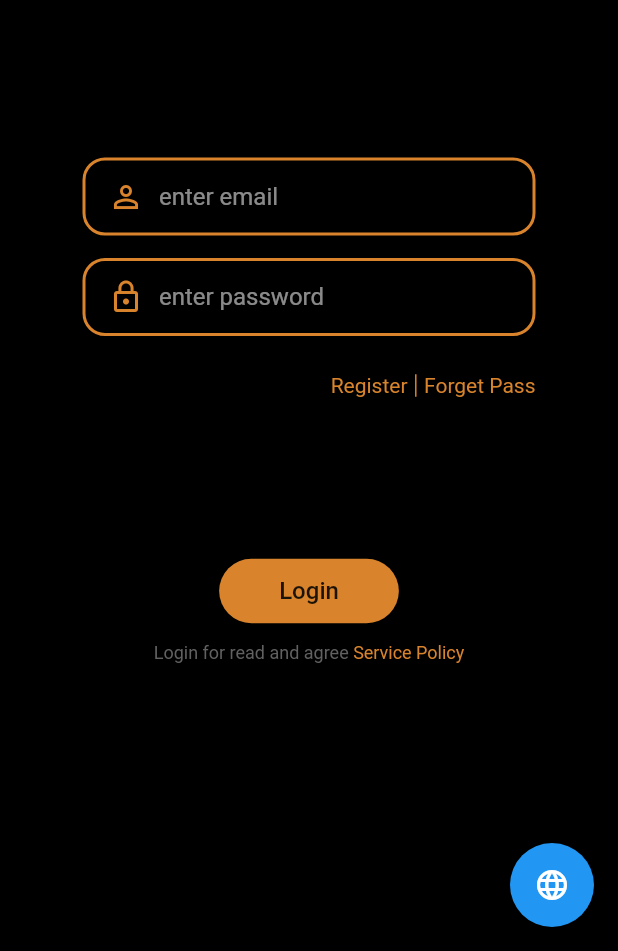
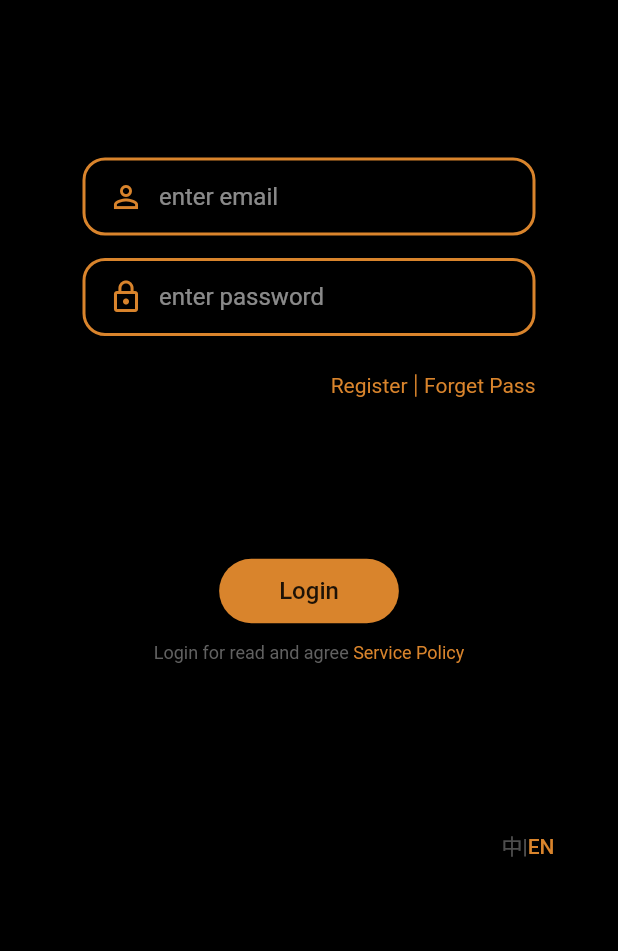
Before and after one commit to btbj/safe_chair2, a Flutter app: the screen it shows after launch, on a phone screen of 412 x 824 dp, the part 285-1236 px from its top. Run offline on Flutter 3.47's test engine with Material 2 defaults, Android fonts, the phone set to English and light mode, and no system bars; our stand-ins replace dio, flutter_blue, flutter_easyrefresh, flutter_local_notifications, flutter_widget_from_html, package_info and 2 more; accounts and stored records are empty.

```diff
--- a/lib/config/service_url.dart
+++ b/lib/config/service_url.dart
@@ -1,3 +1,5 @@
 // const serviceUrl = 'http://192.168.0.33/2018/safe_chair/index.php';
 // const serviceUrl = 'http://php.gooduo.net/safe_chair/index.php';
-const serviceUrl = 'http://121.40.239.207/index.php';
+const baseUrl = 'http://121.40.239.207';
+const serviceUrl = baseUrl + '/index.php';
+const servicePolicyPage = serviceUrl + '/article/service_policy';
--- a/lib/ui_components/lang_btn.dart
+++ b/lib/ui_components/lang_btn.dart
@@ -7,17 +7,29 @@ class LangBtn extends StatelessWidget {
   @override
   Widget build(BuildContext context) {
     return Consumer<AppInfo>(builder: (context, info, _) {
-      return FloatingActionButton(
-        child: Icon(Icons.language),
+      final currentLocal = Intl.getCurrentLocale();
+      final textstyle = TextStyle(color: Colors.white30);
+      final textstyleSelected = TextStyle(color: Theme.of(context).primaryColor);
+
+      return Container(
+        margin: EdgeInsets.only(bottom: 30),
+        child: FlatButton(
+          child: Row(
+            mainAxisSize: MainAxisSize.min,
+            children: <Widget>[
+              Text('中', style: currentLocal != 'en_US' ? textstyleSelected : textstyle),
+              Text('|', style: textstyle,),
+              Text('EN', style: currentLocal == 'en_US' ? textstyleSelected : textstyle),
+            ],
+          ),
           onPressed: () {
-          final currentLocal = Intl.getCurrentLocale();
-          print(currentLocal);
             if (currentLocal == 'en_US') {
               info.locale = Locale('zh');
             } else {
               info.locale = Locale('en');
             }
           },
+        ),
       );
     });
   }
```
Also changed, not shown: lib/views/auth_pages/login/components/policy_row.dart (+19 -9 lines), lib/views/auth_pages/register/components/policy_row.dart (+20 -9 lines), 2 other files. Lines whose indentation alone changed are shown as unchanged.
